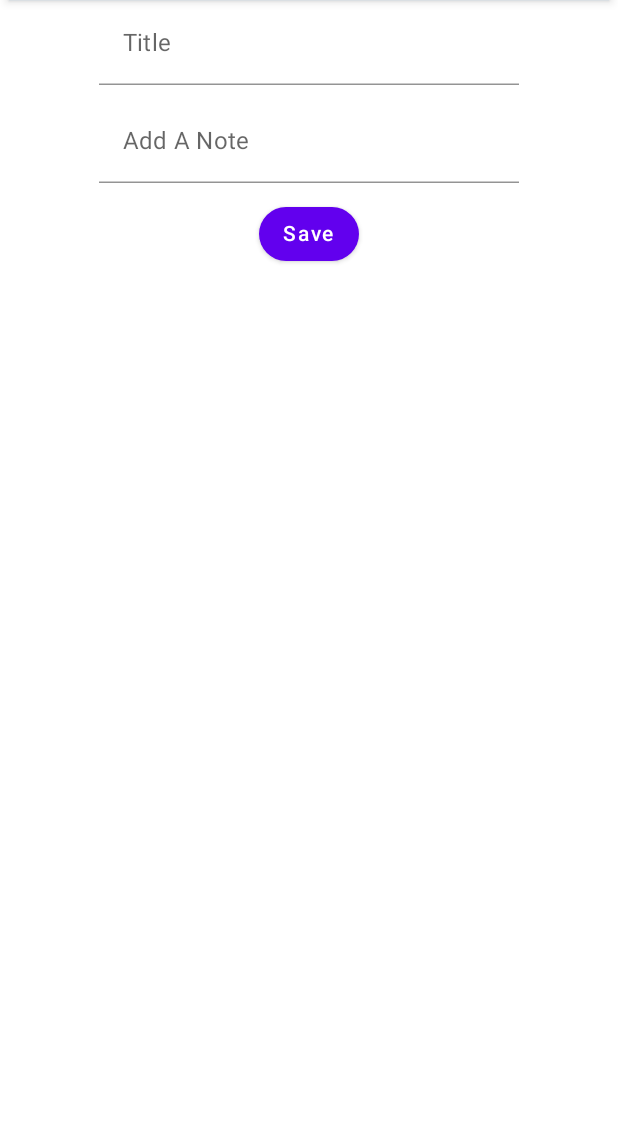
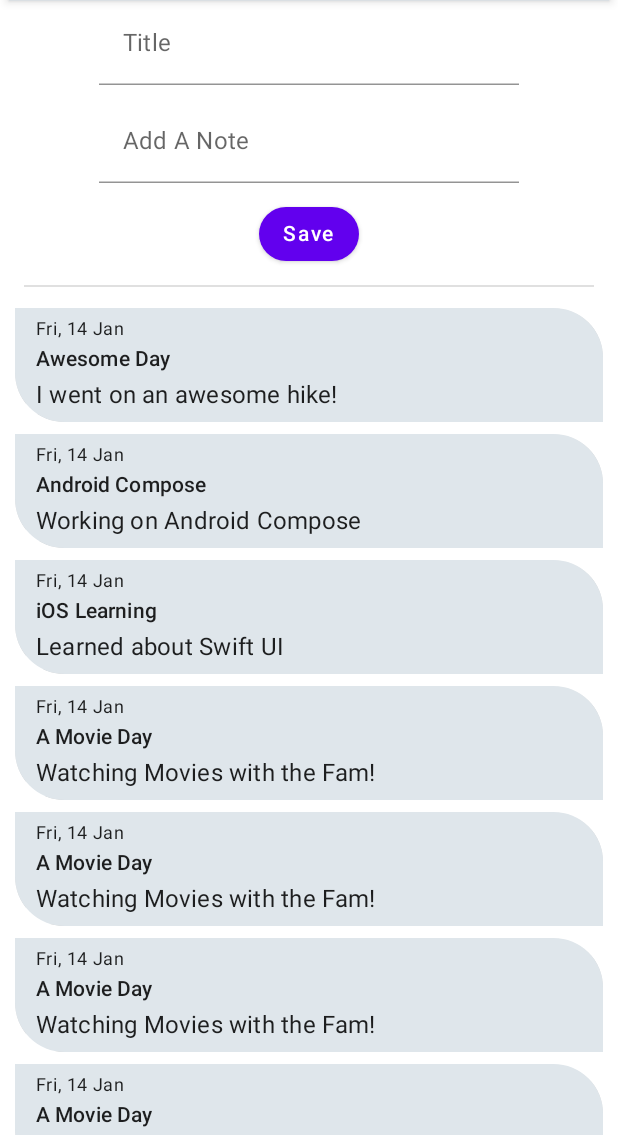
Before and after one commit to davidmfry/JetNote, an Android app built with Jetpack Compose: the screen it shows after launch (MainActivity), on a phone screen of 412 x 824 dp, the part 92-1236 px from its top. Run offline under Robolectric (Android 15) with nearby library versions, the phone set to English and light mode, and no system bars.

Commit message:
refactored the notes app composable to use a viewModel to keep with MVVM

```diff
--- a/app/src/main/java/com/somekindofidea/jetnote/MainActivity.kt
+++ b/app/src/main/java/com/somekindofidea/jetnote/MainActivity.kt
@@ -7,24 +7,46 @@ import androidx.compose.material.MaterialTheme
 import androidx.compose.material.Surface
 import androidx.compose.material.Text
 import androidx.compose.runtime.Composable
+import androidx.compose.runtime.mutableStateListOf
+import androidx.compose.runtime.remember
 import androidx.compose.ui.ExperimentalComposeUiApi
 import androidx.compose.ui.tooling.preview.Preview
+import androidx.lifecycle.viewmodel.compose.viewModel
+import com.somekindofidea.jetnote.data.NotesDataSource
+import com.somekindofidea.jetnote.model.Note
 import com.somekindofidea.jetnote.screen.NoteScreen
+import com.somekindofidea.jetnote.screen.NoteViewModel
 import com.somekindofidea.jetnote.ui.theme.JetNoteTheme
 
 class MainActivity : ComponentActivity() {
-    @ExperimentalComposeUiApi
     override fun onCreate(savedInstanceState: Bundle?) {
         super.onCreate(savedInstanceState)
         setContent {
             JetNoteTheme {
                 // A surface container using the 'background' color from the theme
                 Surface(color = MaterialTheme.colors.background) {
-                    NoteScreen(notes = emptyList(), onAddNote = {}, onRemoveNote = {})
+                    NotesApp()
                 }
             }
         }
     }
+}
+
+@OptIn(ExperimentalComposeUiApi::class)
+@Composable
+fun NotesApp(noteViewModel: NoteViewModel = viewModel()) {
+
+    val notesList = noteViewModel.getAllNotes()
+
+    NoteScreen(
+        notes = notesList,
+        onAddNote = {
+            noteViewModel.addNote(it)
+        },
+        onRemoveNote = {
+            noteViewModel.removeNote(it)
+        }
+    )
 }
 
 
--- a/app/src/main/java/com/somekindofidea/jetnote/data/NoteData.kt
+++ b/app/src/main/java/com/somekindofidea/jetnote/data/NoteData.kt
@@ -7,7 +7,17 @@ class NotesDataSource {
         return listOf(
             Note(title = "Awesome Day", description = "I went on an awesome hike!"),
             Note(title = "Android Compose", description = "Working on Android Compose"),
-            Note(title = "iOS Learning", description = "Learned about Swift UI")
+            Note(title = "iOS Learning", description = "Learned about Swift UI"),
+            Note(title = "A Movie Day", description = "Watching Movies with the Fam!"),
+            Note(title = "A Movie Day", description = "Watching Movies with the Fam!"),
+            Note(title = "A Movie Day", description = "Watching Movies with the Fam!"),
+            Note(title = "A Movie Day", description = "Watching Movies with the Fam!"),
+            Note(title = "A Movie Day", description = "Watching Movies with the Fam!"),
+            Note(title = "A Movie Day", description = "Watching Movies with the Fam!"),
+            Note(title = "A Movie Day", description = "Watching Movies with the Fam!"),
+            Note(title = "A Movie Day", description = "Watching Movies with the Fam!"),
+            Note(title = "A Movie Day", description = "Watching Movies with the Fam!"),
+            Note(title = "A Movie Day", description = "Watching Movies with the Fam!")
         )
     }
 }
--- a/app/src/main/java/com/somekindofidea/jetnote/screen/NoteScreen.kt
+++ b/app/src/main/java/com/somekindofidea/jetnote/screen/NoteScreen.kt
@@ -1,26 +1,33 @@
 package com.somekindofidea.jetnote.screen
 
+import android.widget.Toast
+import androidx.compose.foundation.clickable
 import androidx.compose.foundation.layout.Column
 import androidx.compose.foundation.layout.absoluteOffset
 import androidx.compose.foundation.layout.fillMaxWidth
 import androidx.compose.foundation.layout.padding
-import androidx.compose.material.Icon
-import androidx.compose.material.Text
-import androidx.compose.material.TopAppBar
+import androidx.compose.foundation.lazy.LazyColumn
+import androidx.compose.foundation.lazy.items
+import androidx.compose.foundation.shape.RoundedCornerShape
+import androidx.compose.material.*
 import androidx.compose.material.icons.Icons
 import androidx.compose.material.icons.rounded.Notifications
 import androidx.compose.runtime.*
 import androidx.compose.ui.Alignment
 import androidx.compose.ui.ExperimentalComposeUiApi
 import androidx.compose.ui.Modifier
+import androidx.compose.ui.draw.clip
 import androidx.compose.ui.graphics.Color
+import androidx.compose.ui.platform.LocalContext
 import androidx.compose.ui.res.stringResource
 import androidx.compose.ui.tooling.preview.Preview
 import androidx.compose.ui.unit.dp
 import com.somekindofidea.jetnote.R
 import com.somekindofidea.jetnote.componets.NoteButton
 import com.somekindofidea.jetnote.componets.NoteInputText
+import com.somekindofidea.jetnote.data.NotesDataSource
 import com.somekindofidea.jetnote.model.Note
+import java.time.format.DateTimeFormatter
 
 @ExperimentalComposeUiApi
 @Composable
@@ -31,17 +38,20 @@ fun NoteScreen(
 
 ) {
     var title by remember {
-        mutableStateOf( "")
+        mutableStateOf("")
     }
 
     var description by remember {
         mutableStateOf("")
     }
 
-    Column(modifier =  Modifier.padding(6.dp)) {
+    val context = LocalContext.current
+
+    Column(modifier = Modifier.padding(6.dp)) {
         TopAppBar(
             title = {
-                Text(text = stringResource(id = R.string.app_name)) },
+                Text(text = stringResource(id = R.string.app_name))
+            },
             actions = {
                 Icon(
                     imageVector = Icons.Rounded.Notifications,
@@ -60,9 +70,9 @@ fun NoteScreen(
                 text = title,
                 label = "Title",
                 onTextChange = {
-                               if (it.all { char ->
-                                       char.isLetter() || char.isWhitespace()
-                                   }) title = it
+                    if (it.all { char ->
+                            char.isLetter() || char.isWhitespace()
+                        }) title = it
                 },
             )
             NoteInputText(
@@ -77,10 +87,49 @@ fun NoteScreen(
             )
             NoteButton(text = "Save", onClick = {
                 if (title.isNotEmpty() && description.isNotEmpty()) {
+                    onAddNote(Note(title = title, description = description))
                     title = ""
                     description = ""
+                    Toast.makeText(context, "Note Added", Toast.LENGTH_SHORT).show()
                 }
             })
+        }
+
+        Divider(modifier = Modifier.padding(10.dp))
+        LazyColumn {
+            items(notes) { note ->
+                NoteRow(note = note, onNoteClicked = {
+                    onRemoveNote(note)
+                })
+            }
+        }
+    }
+}
+
+@Composable
+fun NoteRow(
+    modifier: Modifier = Modifier,
+    note: Note,
+    onNoteClicked: (Note) -> Unit
+) {
+    Surface(
+        modifier.padding(4.dp)
+            .clip(RoundedCornerShape(topEnd = 33.dp, bottomStart = 33.dp))
+            .fillMaxWidth(),
+        color = Color(0xFFDFE6EB),
+        elevation = 6.dp
+    ) {
+        Column(
+            modifier.clickable { onNoteClicked(note) }.padding(horizontal = 14.dp, vertical = 6.dp),
+            horizontalAlignment = Alignment.Start
+        ) {
+            Text(
+                text = note.entryData.format(DateTimeFormatter.ofPattern("EEE, d MMM")),
+                style = MaterialTheme.typography.caption
+            )
+            Text(text = note.title, style = MaterialTheme.typography.subtitle2)
+            Text(text = note.description, style = MaterialTheme.typography.subtitle1)
+
         }
     }
 }
@@ -89,5 +138,5 @@ fun NoteScreen(
 @Preview(showBackground = true)
 @Composable
 fun NotesScreenPreview() {
-    NoteScreen(notes = emptyList(), onAddNote = {}, onRemoveNote = {})
+    NoteScreen(notes = NotesDataSource().loadNotes(), onAddNote = {}, onRemoveNote = {})
 }
--- /dev/null
+++ b/app/src/main/java/com/somekindofidea/jetnote/screen/NoteViewModel.kt
@@ -0,0 +1,26 @@
+package com.somekindofidea.jetnote.screen
+
+import androidx.compose.runtime.mutableStateListOf
+import androidx.lifecycle.ViewModel
+import com.somekindofidea.jetnote.data.NotesDataSource
+import com.somekindofidea.jetnote.model.Note
+
+class NoteViewModel : ViewModel() {
+    private var noteList = mutableStateListOf<Note>()
+
+    init {
+        noteList.addAll(NotesDataSource().loadNotes())
+    }
+
+    fun addNote(note: Note) {
+        noteList.add(0, note)
+    }
+
+    fun removeNote(note: Note) {
+        noteList.remove(note)
+    }
+
+    fun getAllNotes(): List<Note> {
+        return noteList
+    }
+}
--- a/build.gradle
+++ b/build.gradle
@@ -1,7 +1,7 @@
 // Top-level build file where you can add configuration options common to all sub-projects/modules.
 buildscript {
     ext {
-        compose_version = '1.0.1'
+        compose_version = '1.0.4'
     }
     repositories {
         google()
@@ -9,7 +9,7 @@ buildscript {
     }
     dependencies {
         classpath "com.android.tools.build:gradle:7.0.4"
-        classpath "org.jetbrains.kotlin:kotlin-gradle-plugin:1.5.21"
+        classpath "org.jetbrains.kotlin:kotlin-gradle-plugin:1.5.31"
 
         // NOTE: Do not place your application dependencies here; they belong
         // in the individual module build.gradle files
```
Also changed, not shown: app/build.gradle (+7 -6 lines).
